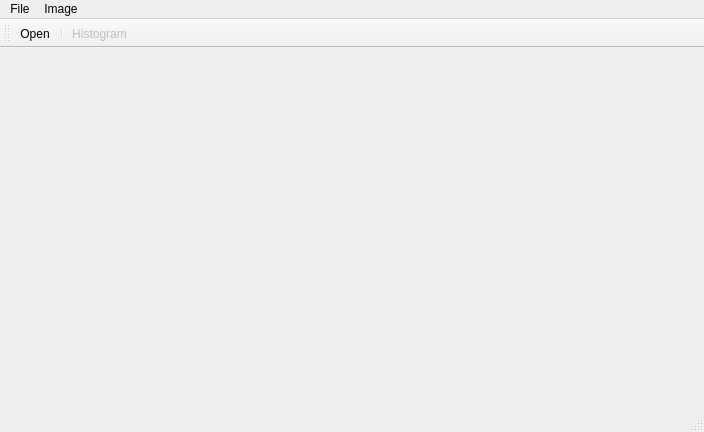
This is src/MainWindow.ui in Ovilia/PIP as Qt 5 draws it before an edit. The edited form follows.
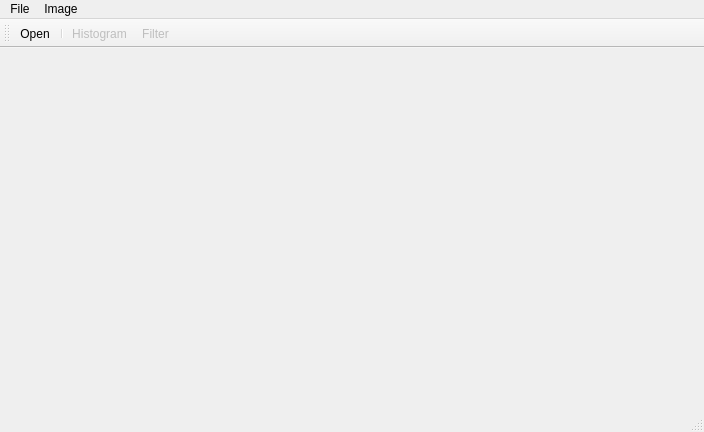
This is the edited form. Icons and pictures are not drawn.

Patch:
```diff
--- a/src/MainWindow.ui
+++ b/src/MainWindow.ui
@@ -58,6 +58,7 @@
    <addaction name="actionOpen"/>
    <addaction name="separator"/>
    <addaction name="actionHistogram"/>
+   <addaction name="actionFilter"/>
   </widget>
   <widget class="QStatusBar" name="statusBar"/>
   <action name="actionOpen">
@@ -95,6 +96,21 @@
     <string>Ctrl+H</string>
    </property>
   </action>
+  <action name="actionFilter">
+   <property name="checkable">
+    <bool>true</bool>
+   </property>
+   <property name="enabled">
+    <bool>false</bool>
+   </property>
+   <property name="icon">
+    <iconset resource="resource.qrc">
+     <normaloff>:/images/images/filter.png</normaloff>:/images/images/filter.png</iconset>
+   </property>
+   <property name="text">
+    <string>Filter</string>
+   </property>
+  </action>
  </widget>
  <layoutdefault spacing="6" margin="11"/>
  <resources>
```
Left out of the diff: 4 changed lines with no effect on the pictures.
